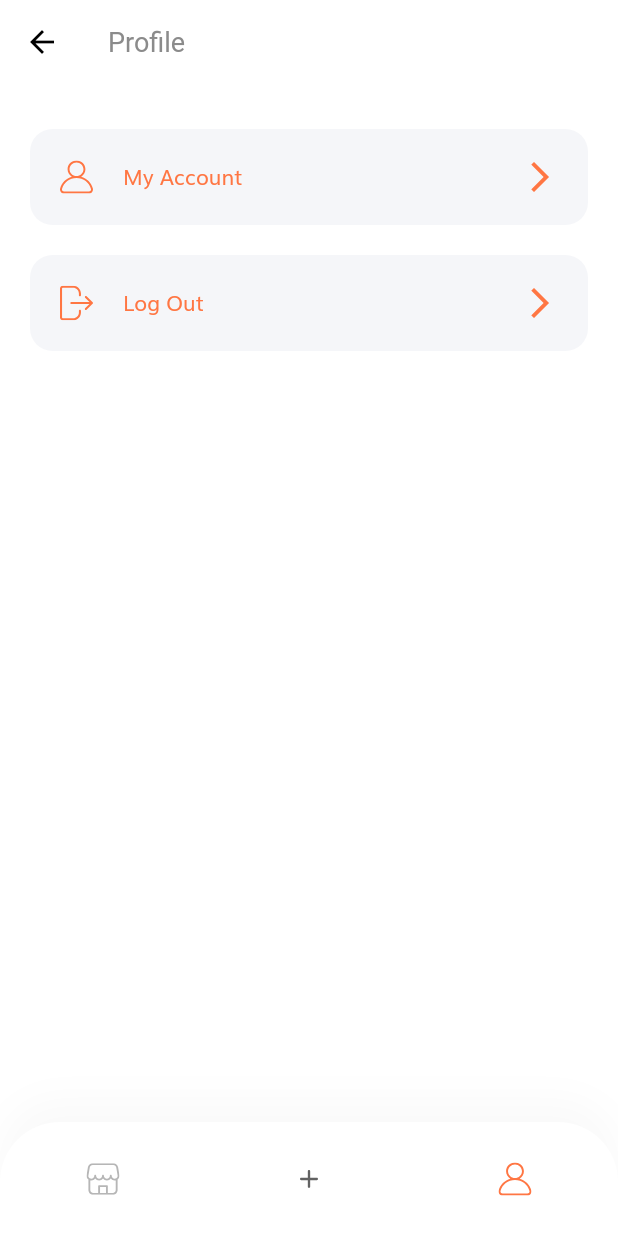
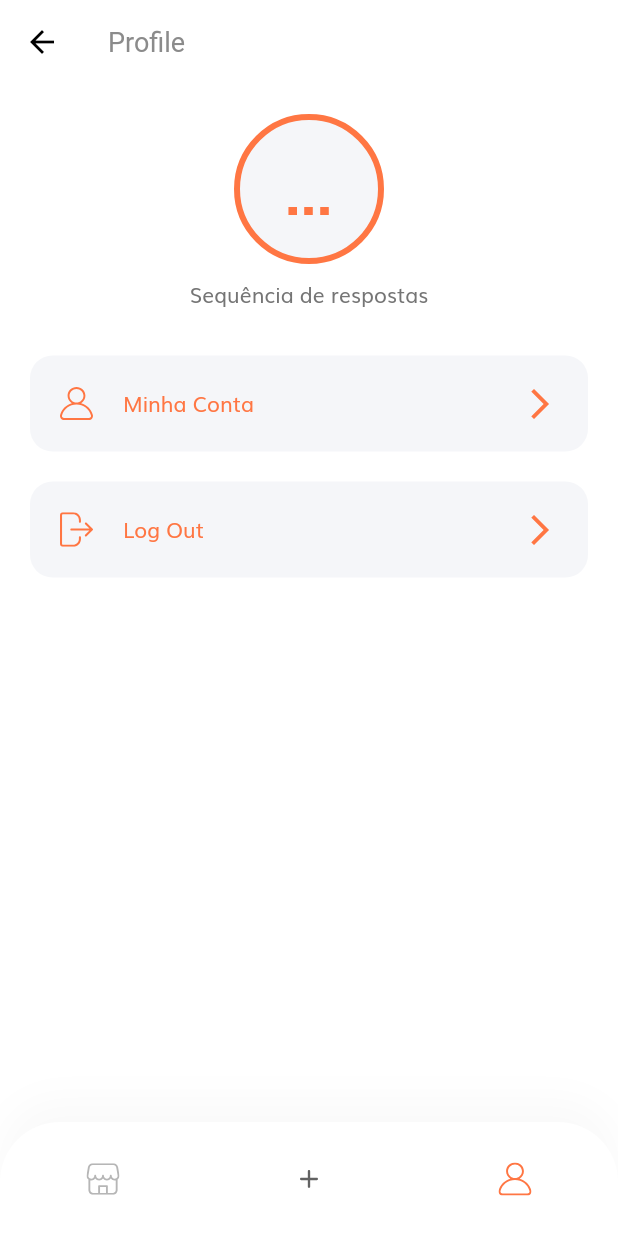
Before and after one commit to TCC2-SaudeMental/frontend, a Flutter app: the ProfileScreen screen opened by its route, on a phone screen of 412 x 824 dp. Run offline on Flutter 3.47's test engine with Material 2 defaults, Android fonts, the phone set to English and light mode, and no system bars; our stand-ins replace flash, flutter_secure_storage, flutter_svg; accounts and stored records are empty.

Commit message:
:sparkles: adds streak counter

```diff
--- a/lib/screens/profile/components/body.dart
+++ b/lib/screens/profile/components/body.dart
@@ -3,6 +3,7 @@ import 'package:shop_app/screens/sign_in/sign_in_screen.dart';
 import 'package:shop_app/screens/complete_profile/complete_profile_screen.dart';
 
 import 'profile_menu.dart';
+import './streak_counter.dart';
 import '../../../services/storage.dart';
 
 class Body extends StatelessWidget {
@@ -12,8 +13,9 @@ class Body extends StatelessWidget {
       padding: EdgeInsets.symmetric(vertical: 20),
       child: Column(
         children: [
+          StreakCounter(),
           ProfileMenu(
-            text: "My Account",
+            text: "Minha Conta",
             icon: "assets/icons/User Icon.svg",
             press: () {
               Navigator.pushNamed(context, CompleteProfileScreen.routeName);
--- /dev/null
+++ b/lib/screens/profile/components/streak_counter.dart
@@ -0,0 +1,68 @@
+import 'package:flutter/material.dart';
+import 'package:http/http.dart' as http;
+import 'dart:convert';
+import '../../../services/storage.dart';
+
+class StreakCounter extends StatefulWidget {
+  @override
+  _StreakCounterState createState() => _StreakCounterState();
+}
+
+class _StreakCounterState extends State<StreakCounter> {
+  String streak = '...';
+
+  @override
+  void initState() {
+    super.initState();
+    retrieveStreak();
+  }
+
+  Future<void> retrieveStreak() async {
+    String? token = await secureStorage.read(key: 'jwt');
+    if (token == null) {
+      return;
+    }
+
+    final response = await http.get(
+      Uri.parse('https://tcc2-api.herokuapp.com/auth/user'),
+      headers: <String, String>{
+        'Content-Type': 'application/json; charset=UTF-8',
+        'Authorization': 'Bearer ${token}'
+      },
+    );
+
+    final body = jsonDecode(response.body);
+    int? aux_streak = body['data']['user']['answer_streak'];
+    String new_streak = aux_streak == null ? '0' : aux_streak.toString();
+    setState(() {
+      streak = new_streak;
+    });
+  }
+
+  Widget build(BuildContext context) {
+    return Column(children: [
+      Container(
+        height: 100,
+        width: 100,
+        decoration: BoxDecoration(
+            color: Color(0xFFF5F6F9),
+            shape: BoxShape.circle,
+            border: Border.all(width: 4, color: Color(0xFFFF7643))),
+        child: Align(
+          alignment: Alignment.center,
+          child: Text(
+            streak,
+            style: TextStyle(
+                fontWeight: FontWeight.bold,
+                color: Color(0xFFFF7643),
+                fontSize: 40),
+          ),
+        ),
+      ),
+      Container(
+        margin: const EdgeInsets.only(top: 10, bottom: 20),
+        child: Text("Sequência de respostas"),
+      )
+    ]);
+  }
+}
--- a/lib/screens/sign_in/components/sign_form.dart
+++ b/lib/screens/sign_in/components/sign_form.dart
@@ -59,6 +59,7 @@ class _SignFormState extends State<SignForm> {
     } else {
       await secureStorage.write(key: 'jwt', value: body['data']['token']);
       Navigator.pushNamed(context, HomeScreen.routeName);
+      showSuccessFlash("Bem vindo", context);
     }
   }
 
```
